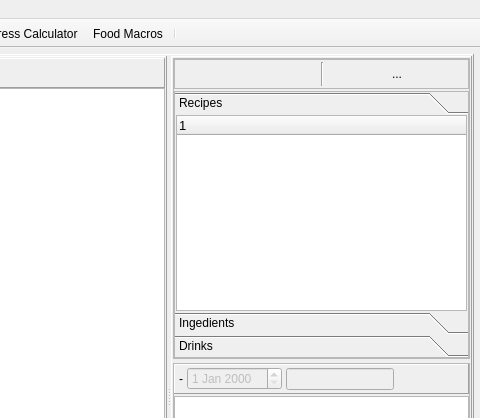
First picture: the form in mainwindow.ui, repository Tria-Andy/WorkoutEditor, before the edit; both pictures show x 754 to 1234 and y 0 to 418 of the 1234 by 766 pixel window.
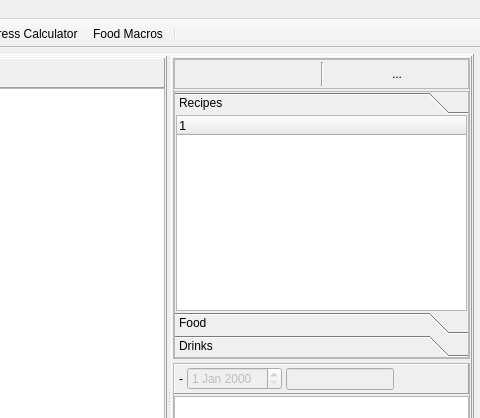
Second picture: the form after the edit. The open tabs and pages were chosen to show the change. Icons and pictures are not drawn. Custom widgets are drawn as their Qt base class.

The edit to the form file:
```diff
--- a/mainwindow.ui
+++ b/mainwindow.ui
@@ -3006,7 +3006,7 @@
                       </rect>
                      </property>
                      <attribute name="label">
-                      <string>Ingedients</string>
+                      <string>Food</string>
                      </attribute>
                      <layout class="QVBoxLayout" name="verticalLayout_20">
                       <property name="spacing">
```
